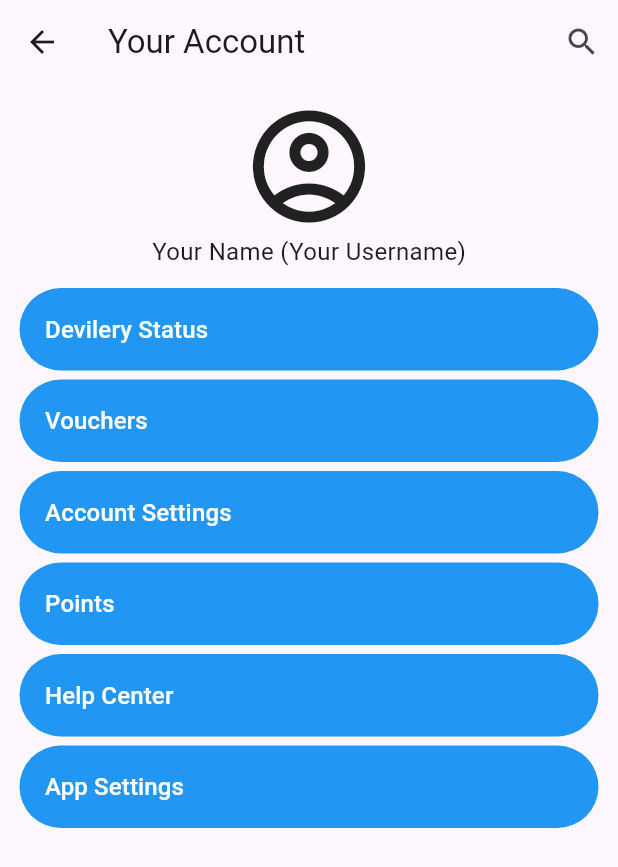
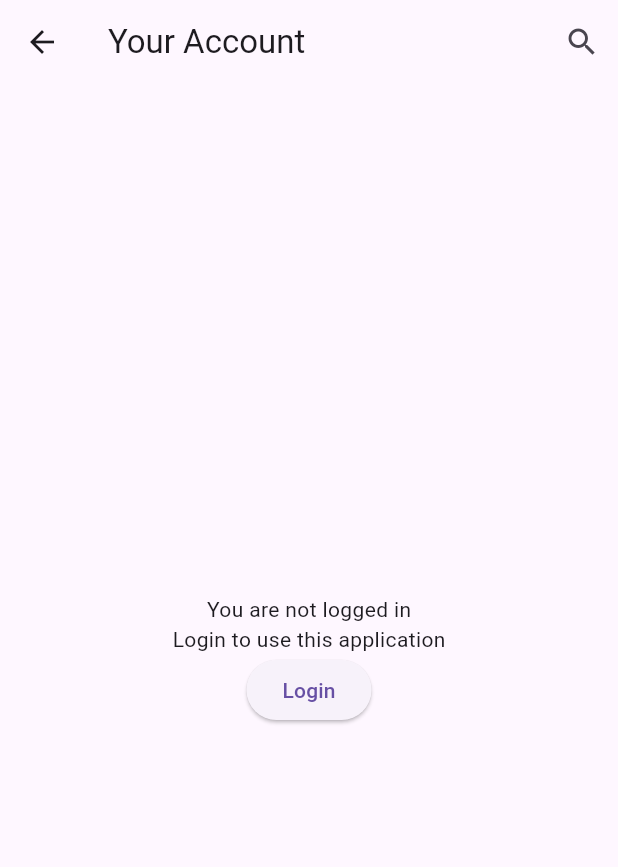
Before and after one commit to ZoeMeow1027/fashion-shop-flutter, a Flutter app: the AccountTab screen opened directly, on a phone screen of 412 x 824 dp. Shown: the top 867 px of the screen. Run offline on Flutter 3.47's test engine with Material 2 defaults, Android fonts, the phone set to English and light mode, and no system bars; our stand-ins replace carousel_slider, flutter_rating_bar, shared_preferences; accounts and stored records are empty.

Commit message:
Login, home view (with account) and more (#8)
# Improvements:
- Login is working now.
- Account tab will trigger user is logged in or not (UI is not developed yet).

```diff
--- a/lib/main.dart
+++ b/lib/main.dart
@@ -4,6 +4,7 @@ import 'package:fashionshop/screens/account_login/login_view.dart';
 import 'package:fashionshop/screens/checkout/checkout_view.dart';
 import 'package:fashionshop/screens/home/home_view.dart';
 import 'package:fashionshop/screens/welcome/welcome_view.dart';
+import 'package:fashionshop/view_model/view_model.dart';
 import 'package:flutter/material.dart';
 import 'package:shared_preferences/shared_preferences.dart';
 
@@ -22,11 +23,12 @@ void main() {
 }
 
 class MainApplication extends StatefulWidget {
-  const MainApplication({
+  MainApplication({
     super.key,
     required this.welcomePassed,
   });
   final bool welcomePassed;
+  final ViewModel viewModel = ViewModel();
 
   @override
   State<MainApplication> createState() => _MainApplicationState();
@@ -43,7 +45,9 @@ class _MainApplicationState extends State<MainApplication> {
         primarySwatch: Colors.blue,
         useMaterial3: true,
       ),
-      home: widget.welcomePassed ? const HomeView() : const WelcomeView(),
+      home: widget.welcomePassed
+          ? HomeView(viewModel: widget.viewModel)
+          : WelcomeView(viewModel: widget.viewModel),
     );
   }
 }
--- /dev/null
+++ b/lib/model/user_profile.dart
@@ -0,0 +1,13 @@
+class UserProfile {
+  int? id;
+  String? username;
+  String? email;
+  String? name;
+
+  UserProfile.fromJson(Map<String, dynamic> json) {
+    id = int.parse(json['id'].toString());
+    username = json['username'].toString();
+    email = json['email'].toString();
+    name = json['name'].toString();
+  }
+}
--- a/lib/screens/account_login/components/custom_outlined_text_field.dart
+++ b/lib/screens/account_login/components/custom_outlined_text_field.dart
@@ -10,10 +10,12 @@ OutlineInputBorder _outlineInputBorder() {
 
 TextField customOutlinedTextField({
   required String text,
+  bool enabled = true,
   required TextEditingController controller,
 }) {
   return TextField(
     controller: controller,
+    enabled: enabled,
     decoration: InputDecoration(
       labelText: text,
       enabledBorder: _outlineInputBorder(),
--- a/lib/screens/home/components/current_state.dart
+++ /dev/null
@@ -1,3 +0,0 @@
-class CurrentState {
-  int currentPage = 0;
-}
--- a/lib/screens/home/views/account_tab.dart
+++ b/lib/screens/home/views/account_tab.dart
@@ -1,9 +1,16 @@
+import 'package:fashionshop/model/user_profile.dart';
 import 'package:fashionshop/screens/home/components/wide_button.dart';
 import 'package:fashionshop/screens/product_search/product_search_view.dart';
 import 'package:flutter/material.dart';
 
 class AccountTab extends StatelessWidget {
-  const AccountTab({super.key});
+  const AccountTab({
+    super.key,
+    this.userProfile,
+    this.loginRequested,
+  });
+  final UserProfile? userProfile;
+  final Function()? loginRequested;
 
   @override
   Widget build(BuildContext context) {
@@ -25,21 +32,56 @@ class AccountTab extends StatelessWidget {
       ),
       body: Padding(
         padding: const EdgeInsets.only(left: 10.0, right: 10.0),
+        child: userProfile == null
+            ? _notLoggedIn(
+                context: context,
+                loginRequested: () {
+                  if (loginRequested != null) {
+                    loginRequested!();
+                  }
+                })
+            : _loggedIn(context: context, userProfile: userProfile),
+      ),
+    );
+  }
+
+  Widget _notLoggedIn({
+    required BuildContext context,
+    required Function() loginRequested,
+  }) {
+    return SizedBox.expand(
       child: Column(
+        mainAxisAlignment: MainAxisAlignment.center,
+        crossAxisAlignment: CrossAxisAlignment.center,
+        children: [
+          Text("You are not logged in"),
+          Text("Login to use this application"),
+          ElevatedButton(
+            onPressed: loginRequested,
+            child: const Text("Login", style: TextStyle(fontSize: 14)),
+          )
+        ],
+      ),
+    );
+  }
+
+  Widget _loggedIn({
+    required BuildContext context,
+    required UserProfile? userProfile,
+  }) {
+    return Column(
       children: [
         Padding(
-              padding: const EdgeInsets.only(top: 10.0, bottom: 10.0),
+          padding: const EdgeInsets.only(top: 20.0, bottom: 20.0),
           child: Column(
             children: [
               const Icon(
                 Icons.account_circle_outlined,
-                    size: 90,
+                size: 70,
               ),
-                  const Text(
-                    "Your Name (Your Username)",
-                    style: TextStyle(
-                      fontSize: 16.0,
-                    ),
+              Text(
+                "${userProfile == null ? "" : userProfile.name}",
+                style: const TextStyle(fontSize: 20.0),
               )
             ],
           ),
@@ -76,8 +118,6 @@ class AccountTab extends StatelessWidget {
           onClick: () {},
         ),
       ],
-        ),
-      ),
     );
   }
 }
--- a/lib/screens/home/views/home_tab.dart
+++ b/lib/screens/home/views/home_tab.dart
@@ -1,6 +1,5 @@
+import 'package:fashionshop/screens/product_search/product_search_view.dart';
 import 'package:flutter/material.dart';
-
-import '../../product_search/product_search_view.dart';
 
 class HomeTab extends StatelessWidget {
   const HomeTab({super.key});
```
Also changed, not shown: lib/repository/user_api.dart (+58 -1 lines), lib/screens/account_login/login_view.dart (+52 -12 lines), lib/screens/home/home_view.dart (+31 -30 lines), lib/screens/welcome/welcome_view.dart (+6 -2 lines), lib/view_model/view_model.dart (added, +28 -0 lines), 1 other file. Lines whose indentation alone changed are shown as unchanged.
